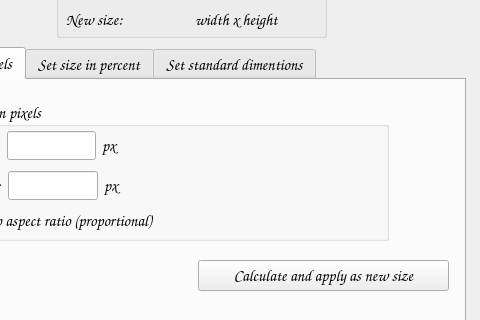
Before: the Qt Designer form App_main/UI/image_resize.ui in piotrekgelert/Image-resizer-tool, drawn with Qt 5; both pictures show x 114 to 594 and y 263 to 583 of the 594 by 743 pixel window.
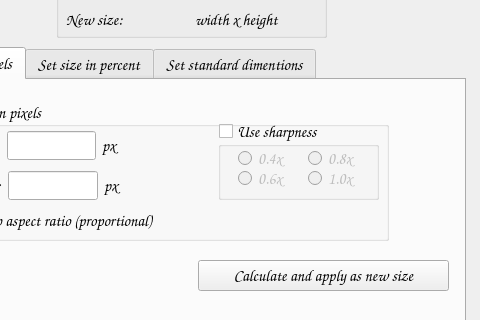
After: the same form once the commit is applied.

Commit message: add sharpness to resizing in pixels and percent

```diff
--- a/App_main/UI/image_resize.ui
+++ b/App_main/UI/image_resize.ui
@@ -293,6 +293,80 @@
         <string>keep aspect ratio (proportional)</string>
        </property>
       </widget>
+      <widget class="QGroupBox" name="gb_sharp_pixels">
+       <property name="enabled">
+        <bool>true</bool>
+       </property>
+       <property name="geometry">
+        <rect>
+         <x>270</x>
+         <y>20</y>
+         <width>161</width>
+         <height>80</height>
+        </rect>
+       </property>
+       <property name="title">
+        <string>Use sharpness</string>
+       </property>
+       <property name="checkable">
+        <bool>true</bool>
+       </property>
+       <property name="checked">
+        <bool>false</bool>
+       </property>
+       <widget class="QRadioButton" name="rb_sharp_pix_04_px">
+        <property name="geometry">
+         <rect>
+          <x>20</x>
+          <y>30</y>
+          <width>61</width>
+          <height>17</height>
+         </rect>
+        </property>
+        <property name="text">
+         <string>0.4x</string>
+        </property>
+       </widget>
+       <widget class="QRadioButton" name="rb_sharp_pix_06_px">
+        <property name="geometry">
+         <rect>
+          <x>20</x>
+          <y>50</y>
+          <width>61</width>
+          <height>17</height>
+         </rect>
+        </property>
+        <property name="text">
+         <string>0.6x</string>
+        </property>
+       </widget>
+       <widget class="QRadioButton" name="rb_sharp_pix_08_px">
+        <property name="geometry">
+         <rect>
+          <x>90</x>
+          <y>30</y>
+          <width>61</width>
+          <height>17</height>
+         </rect>
+        </property>
+        <property name="text">
+         <string>0.8x</string>
+        </property>
+       </widget>
+       <widget class="QRadioButton" name="rb_sharp_pix_1_px">
+        <property name="geometry">
+         <rect>
+          <x>90</x>
+          <y>50</y>
+          <width>51</width>
+          <height>17</height>
+         </rect>
+        </property>
+        <property name="text">
+         <string>1.0x</string>
+        </property>
+       </widget>
+      </widget>
      </widget>
      <widget class="QLabel" name="lb_pixel_message">
       <property name="geometry">
```
Left out of the diff: 71 changed lines with no effect on the pictures. The commit also changes 4 other files.
